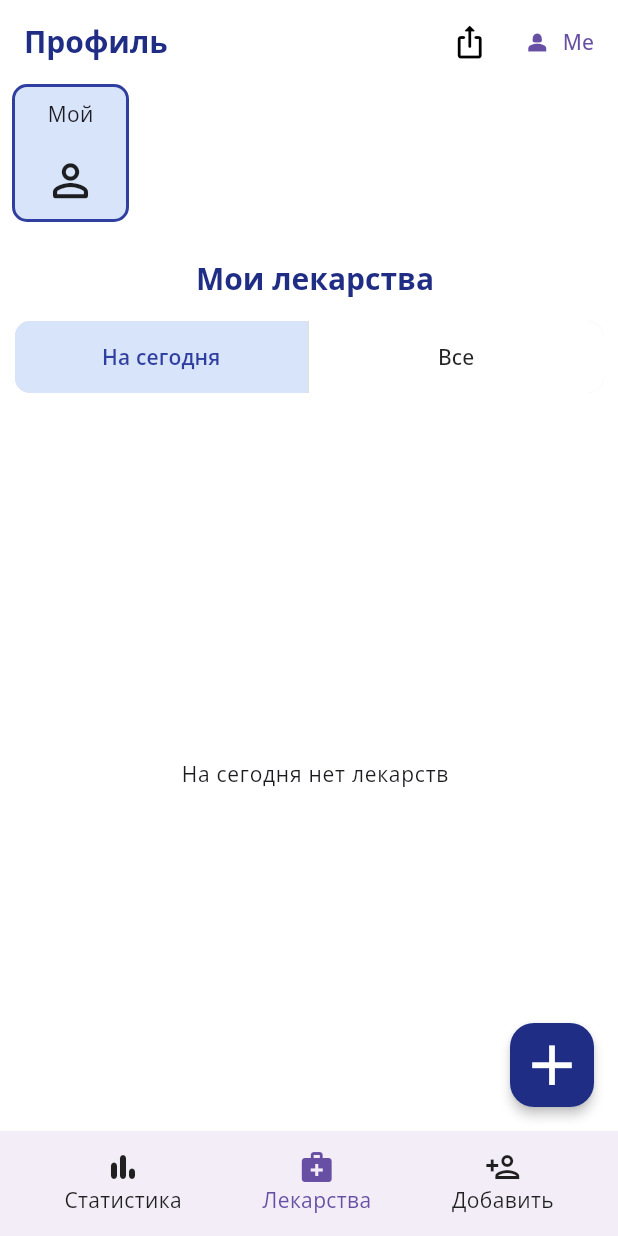
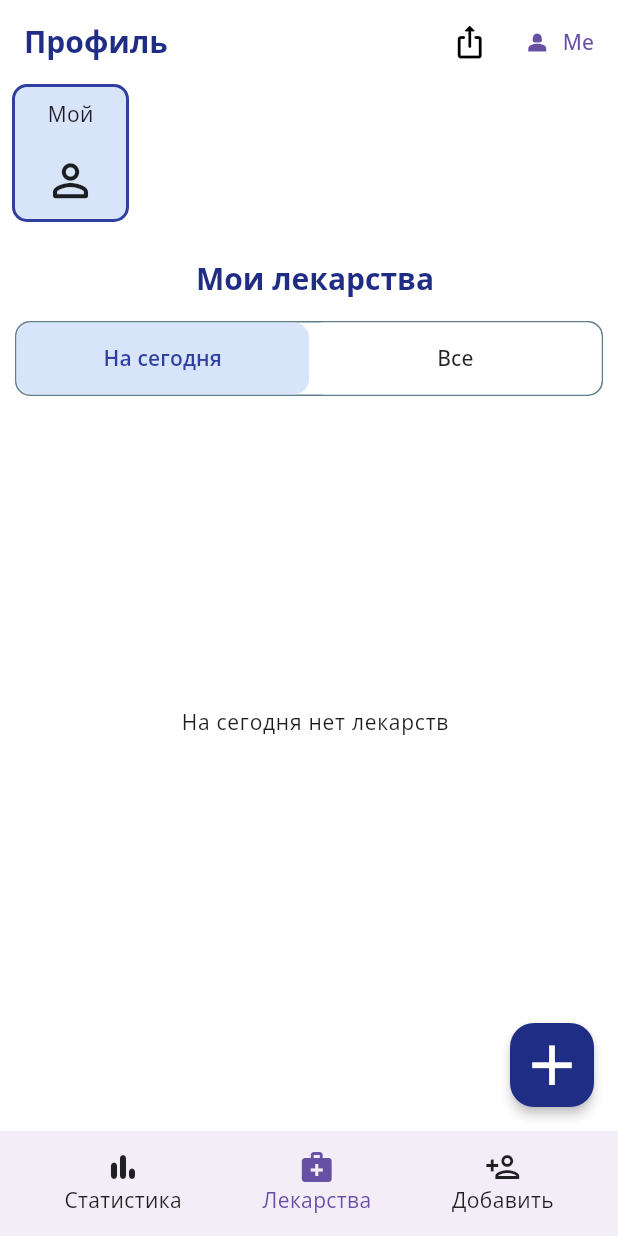
Before and after one commit to AlexGolovinov/pillura_med, a Flutter app: the ProfilePage screen opened by its route, on a phone screen of 412 x 824 dp. Run offline on Flutter 3.47's test engine with Material 3 defaults, Android fonts, the phone set to English and light mode, and no system bars; our stand-ins replace cloud_firestore, copy_with_extension, dartz, equatable, firebase_auth, firebase_core and 12 more; accounts and stored records are empty; generated files the repository leaves out were written again.

Commit message:
Update profile_page.dart

```diff
--- a/lib/presentation/pages/profile_page.dart
+++ b/lib/presentation/pages/profile_page.dart
@@ -17,6 +17,9 @@ import '../../domain/entities/intake_rec/intake_record.dart';
 import '../../domain/entities/medication.dart';
 
 enum _MedicationListFilter { today, all }
+
+const _fabListBottomPadding =
+    kFloatingActionButtonMargin + kMinInteractiveDimension + 8;
 
 class ProfilePage extends ConsumerStatefulWidget {
   const ProfilePage({super.key});
@@ -177,7 +180,10 @@ class _ProfilePageState extends ConsumerState<ProfilePage> {
           const SizedBox(height: 16),
           Expanded(
             child: Padding(
-              padding: const EdgeInsets.only(left: 8),
+              padding: EdgeInsets.only(
+                left: 8,
+                bottom: canEditSelectedProfile ? _fabListBottomPadding : 0,
+              ),
               child: medication.when(
               data: (data) {
                 final filteredData = _medicationFilter ==
@@ -436,16 +442,15 @@ class _MedicationFilterBar extends StatelessWidget {
 
   @override
   Widget build(BuildContext context) {
+    const borderColor = Colors.blueGrey;
+
     return Padding(
       padding: const EdgeInsets.symmetric(horizontal: 10),
-      child: DecoratedBox(
+      child: Container(
         decoration: BoxDecoration(
-          border: Border.all(color: Colors.grey.shade300),
+          border: Border.all(color: borderColor, width: 1),
           borderRadius: BorderRadius.circular(10),
         ),
-        child: ClipRRect(
-          borderRadius: BorderRadius.circular(10),
-          child: IntrinsicHeight(
         child: Row(
           children: [
             Expanded(
@@ -453,7 +458,6 @@ class _MedicationFilterBar extends StatelessWidget {
                 label: 'На сегодня',
                 isSelected: selected == _MedicationListFilter.today,
                 onTap: () => onChanged(_MedicationListFilter.today),
-                    showRightDivider: true,
               ),
             ),
             Expanded(
@@ -466,8 +470,6 @@ class _MedicationFilterBar extends StatelessWidget {
           ],
         ),
       ),
-        ),
-      ),
     );
   }
 }
@@ -477,28 +479,23 @@ class _MedicationFilterTab extends StatelessWidget {
     required this.label,
     required this.isSelected,
     required this.onTap,
-    this.showRightDivider = false,
   });
 
   final String label;
   final bool isSelected;
   final VoidCallback onTap;
-  final bool showRightDivider;
 
   @override
   Widget build(BuildContext context) {
     return Material(
+      borderRadius: BorderRadius.circular(10),
       color: isSelected ? const Color(0xFFD7E4FA) : Colors.white,
       child: InkWell(
+        borderRadius: BorderRadius.circular(10),
         onTap: onTap,
         child: Container(
           height: 48,
           alignment: Alignment.center,
-          decoration: BoxDecoration(
-            border: showRightDivider
-                ? Border(right: BorderSide(color: Colors.grey.shade300))
-                : null,
-          ),
           child: Text(
             label,
             style: Theme.of(context).textTheme.titleSmall?.copyWith(
```
Lines whose indentation alone changed are shown as unchanged.
